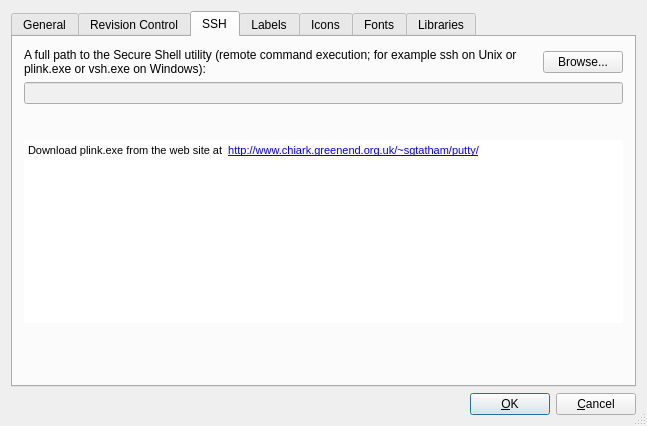
The window that src/gui/prefsdialog_q.ui (fwbuilder/fwbuilder) describes before a commit, drawn with Qt 5.
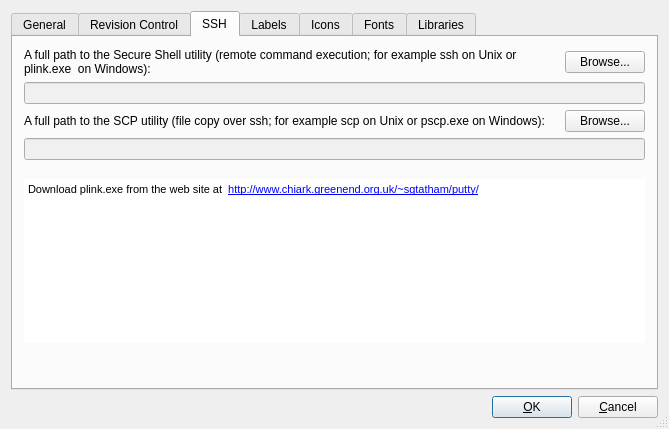
The same window after the commit. The open tabs and pages were chosen to show the change.

Commit message: input field for path to scp in preferences dialog

The edit to the form file:
```diff
--- a/src/gui/prefsdialog_q.ui
+++ b/src/gui/prefsdialog_q.ui
@@ -8,8 +8,8 @@
    <rect>
     <x>0</x>
     <y>0</y>
-    <width>647</width>
-    <height>426</height>
+    <width>669</width>
+    <height>429</height>
    </rect>
   </property>
   <property name="windowTitle" >
@@ -367,11 +367,11 @@
       <attribute name="title" >
        <string>SSH</string>
       </attribute>
-      <layout class="QGridLayout" >
+      <layout class="QGridLayout" name="gridLayout" >
        <item row="0" column="0" >
         <widget class="QLabel" name="textLabel1_5_2" >
          <property name="text" >
-          <string>A full path to the Secure Shell utility (remote command execution; for example ssh on Unix or plink.exe or vsh.exe on Windows):</string>
+          <string>A full path to the Secure Shell utility (remote command execution; for example ssh on Unix or plink.exe  on Windows):</string>
          </property>
          <property name="alignment" >
           <set>Qt::AlignVCenter</set>
@@ -398,19 +398,48 @@
         <widget class="QLineEdit" name="sshPath" />
        </item>
        <item row="2" column="0" >
-        <spacer>
-         <property name="orientation" >
-          <enum>Qt::Vertical</enum>
+        <widget class="QLabel" name="textLabel1_5_3" >
+         <property name="text" >
+          <string>A full path to the SCP utility (file copy over ssh; for example scp on Unix or pscp.exe on Windows):</string>
          </property>
-         <property name="sizeHint" >
-          <size>
-           <width>20</width>
-           <height>40</height>
-          </size>
+         <property name="alignment" >
+          <set>Qt::AlignVCenter</set>
          </property>
-        </spacer>
+         <property name="wordWrap" >
+          <bool>true</bool>
+         </property>
+        </widget>
+       </item>
+       <item row="2" column="1" >
+        <widget class="QPushButton" name="browseForSCP" >
+         <property name="sizePolicy" >
+          <sizepolicy vsizetype="Fixed" hsizetype="Fixed" >
+           <horstretch>0</horstretch>
+           <verstretch>0</verstretch>
+          </sizepolicy>
+         </property>
+         <property name="text" >
+          <string>Browse...</string>
+         </property>
+        </widget>
        </item>
        <item row="3" column="0" colspan="2" >
+        <widget class="QLineEdit" name="scpPath" />
+       </item>
+       <item row="4" column="0" colspan="2" >
+        <spacer>
+         <property name="orientation" >
+          <enum>Qt::Vertical</enum>
+         </property>
+         <property name="sizeHint" stdset="0" >
+          <size>
+           <width>20</width>
+           <height>40</height>
+          </size>
+         </property>
+        </spacer>
+       </item>
+       <item row="5" column="0" colspan="2" >
         <widget class="QTextBrowser" name="plink_hint" >
          <property name="palette" >
           <palette>
@@ -459,9 +488,10 @@
           <enum>QFrame::Plain</enum>
          </property>
          <property name="html" >
-          <string>&lt;html>&lt;head>&lt;meta name="qrichtext" content="1" />&lt;style type="text/css">
+          <string>&lt;!DOCTYPE HTML PUBLIC "-//W3C//DTD HTML 4.0//EN" "http://www.w3.org/TR/REC-html40/strict.dtd">
+&lt;html>&lt;head>&lt;meta name="qrichtext" content="1" />&lt;style type="text/css">
 p, li { white-space: pre-wrap; }
-&lt;/style>&lt;/head>&lt;body style=" font-family:'Monospace'; font-size:12pt; font-weight:400; font-style:normal;">
+&lt;/style>&lt;/head>&lt;body style=" font-family:'Lucida Grande'; font-size:13pt; font-weight:400; font-style:normal;">
 &lt;p style=" margin-top:0px; margin-bottom:0px; margin-left:0px; margin-right:0px; -qt-block-indent:0; text-indent:0px; font-family:'MS Shell Dlg 2'; font-size:8pt;">Download plink.exe from the web site at  &lt;a href="http://www.chiark.greenend.org.uk/~sgtatham/putty/">&lt;span style=" text-decoration: underline; color:#0000ff;">http://www.chiark.greenend.org.uk/~sgtatham/putty/&lt;/span>&lt;/a>&lt;/p>
 &lt;p style="-qt-paragraph-type:empty; margin-top:0px; margin-bottom:0px; margin-left:0px; margin-right:0px; -qt-block-indent:0; text-indent:0px; font-family:'MS Shell Dlg 2'; font-size:8pt;">&lt;/p>&lt;/body>&lt;/html></string>
          </property>
@@ -470,7 +500,7 @@
          </property>
         </widget>
        </item>
-       <item row="4" column="0" >
+       <item row="6" column="0" >
         <spacer>
          <property name="orientation" >
           <enum>Qt::Vertical</enum>
@@ -931,16 +961,7 @@
      <property name="spacing" >
       <number>6</number>
      </property>
-     <property name="leftMargin" >
-      <number>0</number>
-     </property>
-     <property name="topMargin" >
-      <number>0</number>
-     </property>
-     <property name="rightMargin" >
-      <number>0</number>
-     </property>
-     <property name="bottomMargin" >
+     <property name="margin" >
       <number>0</number>
      </property>
      <item>
```
Left out of the diff: 112 changed lines with no effect on the pictures. The commit also changes 59 other files.
